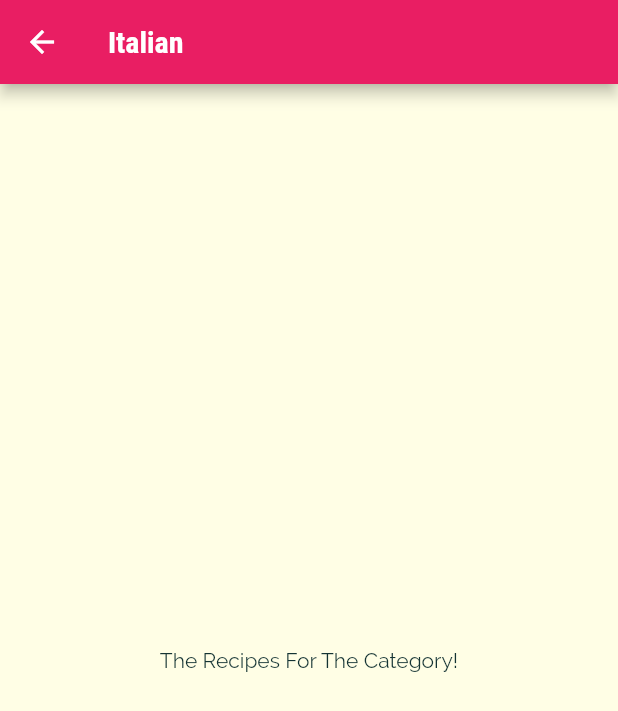
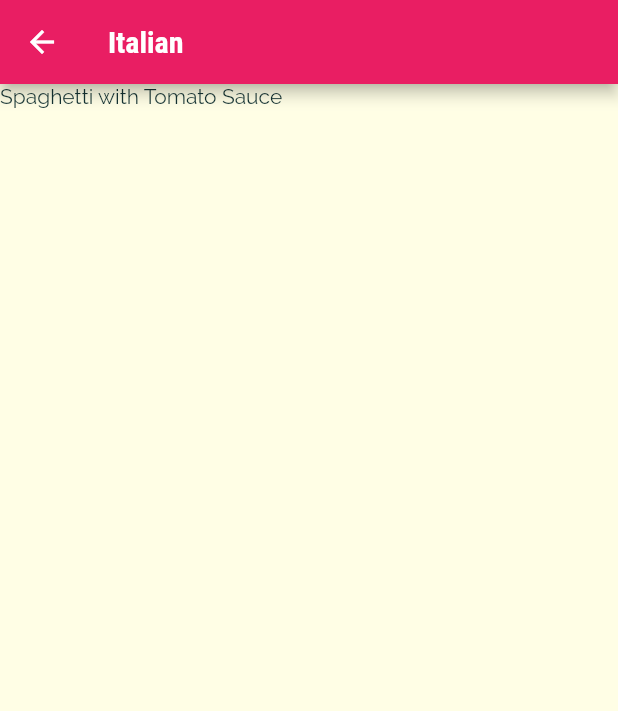
Before and after one commit to chloemk/meals_app, a Flutter app: the screen it shows after launch, after a tap on "Italian", on a phone screen of 412 x 824 dp. Shown: the top 711 px of the screen. Run offline on Flutter 3.47's test engine with Material 2 defaults, Android fonts, the phone set to English and light mode, and no system bars.

Commit message:
feat: add logic for selected categoryMeals

```diff
--- a/lib/category_meals_screen.dart
+++ b/lib/category_meals_screen.dart
@@ -1,4 +1,6 @@
 import 'package:flutter/material.dart';
+
+import './dummy_data.dart';
 
 class CategoryMealsScreen extends StatelessWidget {
   static const routeName = '/category-meals';
@@ -8,16 +10,22 @@ class CategoryMealsScreen extends StatelessWidget {
   @override
   Widget build(BuildContext context) {
     final routeArgs =
-        ModalRoute.of(context)?.settings.arguments as Map<String, String>;
+        ModalRoute.of(context)!.settings.arguments as Map<String, dynamic>;
     final categoryTitle = routeArgs['title'];
     final categoryId = routeArgs['id'];
+    final categoryMeals = dummyMeals.where((meal) {
+      return meal.categories.contains(categoryId);
+    }).toList();
+
     return Scaffold(
-      appBar: AppBar(
-        title: Text(categoryTitle!),
-      ),
-      body: const Center(
-        child: Text('The Recipes For The Category!'),
-      ),
-    );
+        appBar: AppBar(
+          title: Text(categoryTitle!),
+        ),
+        body: ListView.builder(
+          itemBuilder: (context, index) {
+            return Text(categoryMeals[index].title);
+          },
+          itemCount: categoryMeals.length,
+        ));
   }
 }
```
